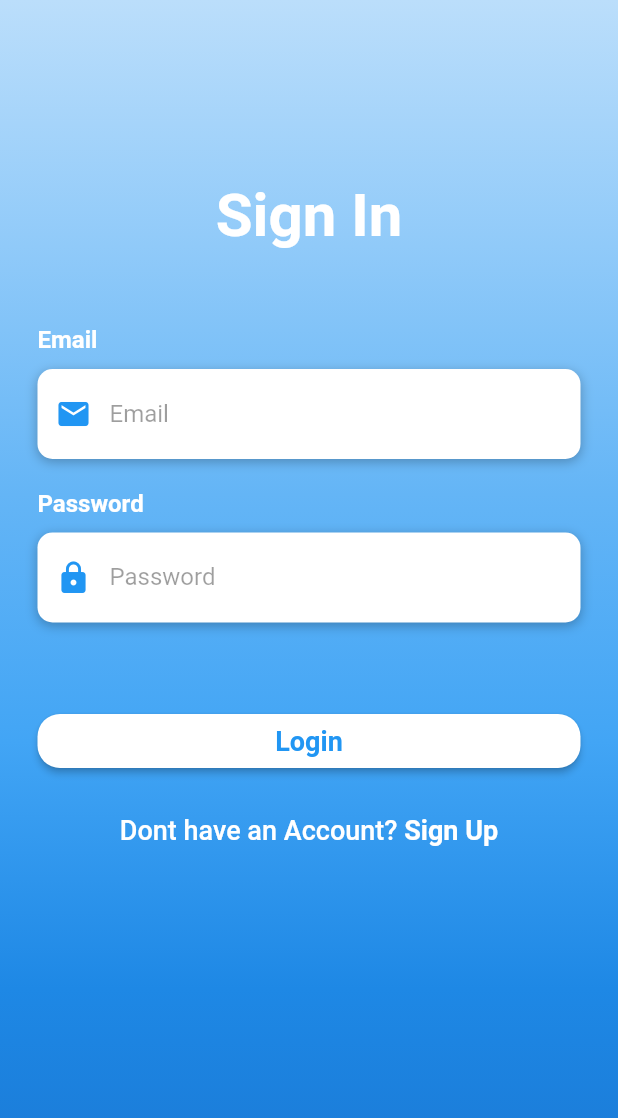
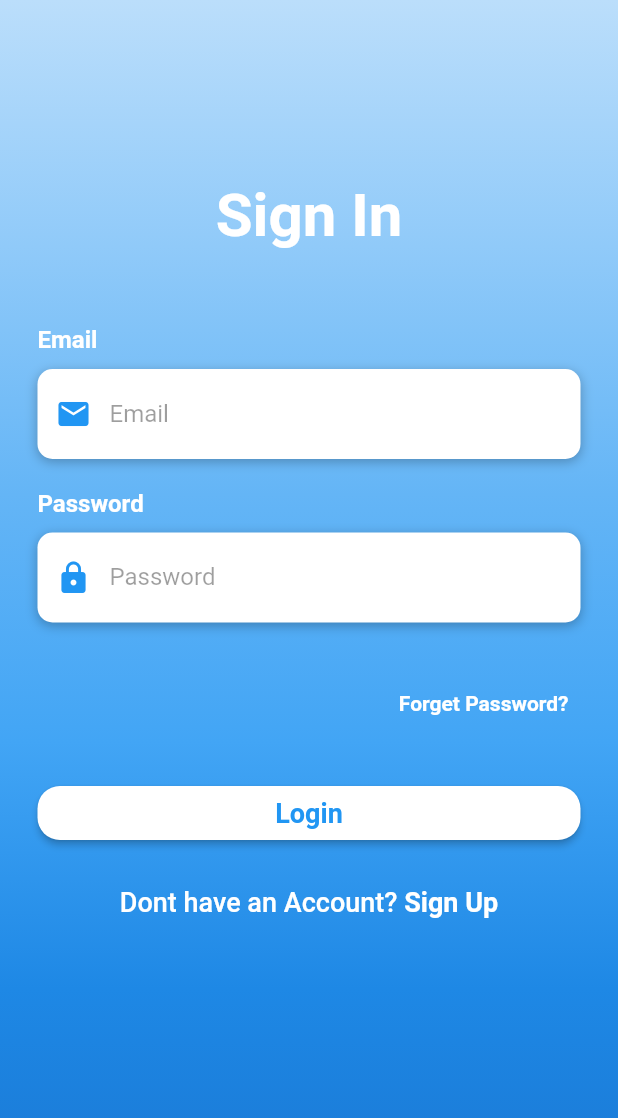
Before and after one commit to sajasaadoun/EasyPark, a Flutter app: the screen it shows after launch, on a phone screen of 412 x 824 dp. Shown: the top 1118 px of the screen. Run offline on Flutter 3.47's test engine with Material 2 defaults, Android fonts, the phone set to English and light mode, and no system bars; our stand-ins replace permission_handler; missing offline and left inert: flutter_emoji, flutter_sound.

Commit message:
update login page

```diff
--- a/easypark/lib/screens/login_page.dart
+++ b/easypark/lib/screens/login_page.dart
@@ -139,6 +139,22 @@ Widget buildSignBtn() {
   );
 }
 
+Widget buildForgetBtn() {
+  return Container(
+    alignment: Alignment.centerRight,
+    child: TextButton(
+      onPressed: () => print('Forget Password pressed'),
+      child: Text(
+        'Forget Password?',
+        style: TextStyle(
+          color: Colors.white,
+          fontWeight: FontWeight.bold,
+        ),
+      ),
+    ),
+  );
+}
+
 class _LoginScreenState extends State<LoginScreen> {
   @override
   Widget build(BuildContext context) {
@@ -191,6 +207,7 @@ class _LoginScreenState extends State<LoginScreen> {
                       SizedBox(
                         height: 30,
                       ),
+                      buildForgetBtn(),
                       buildLoginBtn(),
                       buildSignBtn(),
                     ],
```
